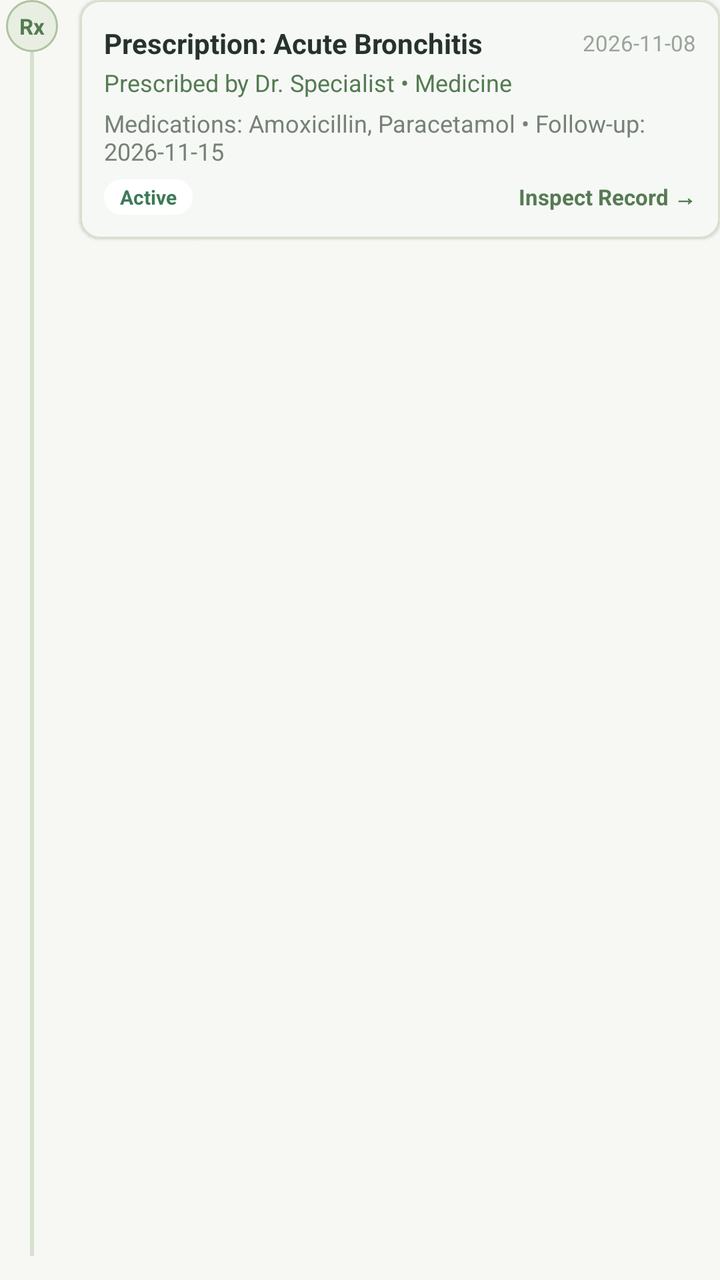
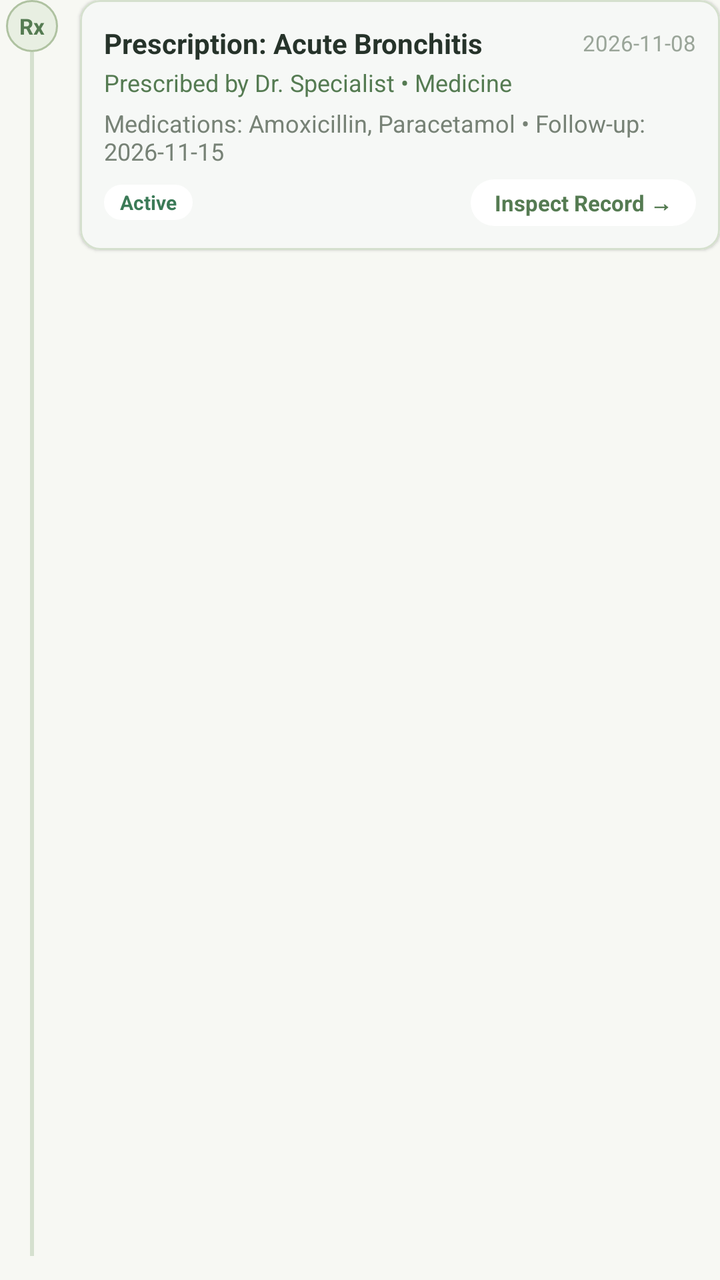

Two renders of the same Android screen: before a commit and after it. Below are the layout's source before the change and the commit's diff.
<!-- AndroidManifest.xml: application theme Theme.AROHI -->
<!-- res/layout/item_medical_timeline.xml -->
<?xml version="1.0" encoding="utf-8"?>
<LinearLayout xmlns:android="http://schemas.android.com/apk/res/android"
    xmlns:app="http://schemas.android.com/apk/res-auto"
    android:layout_width="match_parent"
    android:layout_height="wrap_content"
    android:orientation="horizontal"
    android:paddingBottom="12dp">

    
    <LinearLayout
        android:layout_width="32dp"
        android:layout_height="match_parent"
        android:gravity="center_horizontal"
        android:orientation="vertical">

        <TextView
            android:id="@+id/tvTimelineCategoryIcon"
            android:layout_width="26dp"
            android:layout_height="26dp"
            android:background="@drawable/bg_badge_pill"
            android:gravity="center"
            android:text="Rx"
            android:textColor="@color/primary_moss_green"
            android:textSize="11sp"
            android:textStyle="bold" />

        <View
            android:layout_width="2dp"
            android:layout_height="match_parent"
            android:background="@color/border_stroke" />
    </LinearLayout>

    
    <com.google.android.material.card.MaterialCardView
        android:layout_width="0dp"
        android:layout_height="wrap_content"
        android:layout_marginStart="8dp"
        android:layout_weight="1"
        app:cardBackgroundColor="@color/surface_card"
        app:cardCornerRadius="10dp"
        app:cardElevation="1dp"
        app:strokeColor="@color/border_stroke"
        app:strokeWidth="1dp">

        <LinearLayout
            android:layout_width="match_parent"
            android:layout_height="wrap_content"
            android:orientation="vertical"
            android:padding="12dp">

            <LinearLayout
                android:layout_width="match_parent"
                android:layout_height="wrap_content"
                android:gravity="center_vertical"
                android:orientation="horizontal">

                <TextView
                    android:id="@+id/tvTimelineTitle"
                    android:layout_width="0dp"
                    android:layout_height="wrap_content"
                    android:layout_weight="1"
                    android:ellipsize="end"
                    android:maxLines="1"
                    android:text="Prescription: Acute Bronchitis"
                    android:textColor="@color/text_primary"
                    android:textSize="14sp"
                    android:textStyle="bold" />

                <TextView
                    android:id="@+id/tvTimelineDate"
                    android:layout_width="wrap_content"
                    android:layout_height="wrap_content"
                    android:text="2026-11-08"
                    android:textColor="@color/text_muted"
                    android:textSize="11sp" />
            </LinearLayout>

            <TextView
                android:id="@+id/tvTimelineSubtitle"
                android:layout_width="match_parent"
                android:layout_height="wrap_content"
                android:layout_marginTop="2dp"
                android:text="Prescribed by Dr. Specialist • Medicine"
                android:textColor="@color/primary_moss_green"
                android:textSize="12sp" />

            <TextView
                android:id="@+id/tvTimelineSummary"
                android:layout_width="match_parent"
                android:layout_height="wrap_content"
                android:layout_marginTop="4dp"
                android:text="Medications: Amoxicillin, Paracetamol • Follow-up: 2026-11-15"
                android:textColor="@color/text_secondary"
                android:textSize="12sp" />

            <LinearLayout
                android:layout_width="match_parent"
                android:layout_height="wrap_content"
                android:layout_marginTop="6dp"
                android:gravity="center_vertical"
                android:orientation="horizontal">

                <TextView
                    android:id="@+id/tvTimelineStatusBadge"
                    android:layout_width="wrap_content"
                    android:layout_height="wrap_content"
                    android:background="@drawable/bg_white_pill"
                    android:paddingHorizontal="8dp"
                    android:paddingVertical="2dp"
                    android:text="Active"
                    android:textColor="@color/status_verified"
                    android:textSize="10sp"
                    android:textStyle="bold" />

                <View
                    android:layout_width="0dp"
                    android:layout_height="1dp"
                    android:layout_weight="1" />

                <TextView
                    android:id="@+id/tvTimelineInspectAction"
                    android:layout_width="wrap_content"
                    android:layout_height="wrap_content"
                    android:clickable="true"
                    android:focusable="true"
                    android:text="Inspect Record →"
                    android:textColor="@color/primary_moss_green"
                    android:textSize="11sp"
                    android:textStyle="bold" />
            </LinearLayout>
        </LinearLayout>
    </com.google.android.material.card.MaterialCardView>
</LinearLayout>
<!-- resources referenced by this layout -->
<resources>
  <color name="border_stroke">#D5E0CE</color>
  <color name="primary_moss_green">#557B52</color>
  <color name="status_verified">#3B7A57</color>
  <color name="surface_card">#FFFFFF</color>
  <color name="text_muted">#9AA599</color>
  <color name="text_primary">#26332A</color>
  <color name="text_secondary">#778276</color>
  <!-- drawable bg_badge_pill (drawable) -->
  <?xml version="1.0" encoding="utf-8"?>
  <shape xmlns:android="http://schemas.android.com/apk/res/android"
      android:shape="rectangle">
      <solid android:color="@color/pale_mint" />
      <stroke
          android:width="1dp"
          android:color="@color/soft_sage" />
      <corners android:radius="@dimen/radius_pill" />
  </shape>
  <!-- drawable bg_white_pill (drawable) -->
  <?xml version="1.0" encoding="utf-8"?>
  <shape xmlns:android="http://schemas.android.com/apk/res/android"
      android:shape="rectangle">
      <solid android:color="@color/white" />
      <corners android:radius="50dp" />
  </shape>
  <color name="pale_mint">#E8EFE2</color>
  <color name="soft_sage">#AFC2A1</color>
  <dimen name="radius_pill">100dp</dimen>
  <color name="white">#FFFFFF</color>
  <color name="deep_forest_green">#263D2B</color>
  <color name="secondary_sage">#819B75</color>
  <color name="status_emergency">#C94B4B</color>
  <color name="status_emergency_bg">#FDECEC</color>
  <color name="warm_ivory">#F7F8F3</color>
  <style name="Widget.AROHI.Button.Primary" parent="Widget.Material3.Button">
          <item name="android:minHeight">@dimen/button_height</item>
          <item name="android:textColor">@color/white</item>
          <item name="android:textSize">15sp</item>
          <item name="android:textStyle">bold</item>
          <item name="android:letterSpacing">0.02</item>
          <item name="backgroundTint">@color/primary_moss_green</item>
          <item name="cornerRadius">@dimen/input_corner_radius</item>
          <item name="elevation">0dp</item>
      </style>
  <style name="Widget.AROHI.TextInputLayout" parent="Widget.Material3.TextInputLayout.OutlinedBox">
          <item name="boxBackgroundColor">@color/white</item>
          <item name="boxStrokeColor">@color/primary_moss_green</item>
          <item name="boxStrokeWidth">1dp</item>
          <item name="boxStrokeWidthFocused">2dp</item>
          <item name="boxCornerRadiusTopStart">@dimen/input_corner_radius</item>
          <item name="boxCornerRadiusTopEnd">@dimen/input_corner_radius</item>
          <item name="boxCornerRadiusBottomStart">@dimen/input_corner_radius</item>
          <item name="boxCornerRadiusBottomEnd">@dimen/input_corner_radius</item>
          <item name="hintTextColor">@color/primary_moss_green</item>
          <item name="errorTextColor">@color/status_emergency</item>
          <item name="boxStrokeErrorColor">@color/status_emergency</item>
      </style>
  <style name="Widget.AROHI.Card" parent="Widget.Material3.CardView.Elevated">
          <item name="cardBackgroundColor">@color/surface_card</item>
          <item name="cardCornerRadius">@dimen/radius_md</item>
          <item name="cardElevation">@dimen/card_elevation</item>
          <item name="strokeColor">@color/border_stroke</item>
          <item name="strokeWidth">@dimen/card_stroke_width</item>
      </style>
  <dimen name="button_height">54dp</dimen>
  <dimen name="input_corner_radius">12dp</dimen>
  <dimen name="radius_md">16dp</dimen>
  <dimen name="card_elevation">2dp</dimen>
  <dimen name="card_stroke_width">1dp</dimen>
  <!-- unchanged entries left out for length: 1 -->
</resources>

<!-- the commit's change to res/layout/item_medical_timeline.xml (unified diff, before → after) -->
@@ -121,8 +121,11 @@
                     android:id="@+id/tvTimelineInspectAction"
                     android:layout_width="wrap_content"
                     android:layout_height="wrap_content"
+                    android:background="@drawable/bg_white_pill"
                     android:clickable="true"
                     android:focusable="true"
+                    android:paddingHorizontal="12dp"
+                    android:paddingVertical="4dp"
                     android:text="Inspect Record →"
                     android:textColor="@color/primary_moss_green"
                     android:textSize="11sp"
